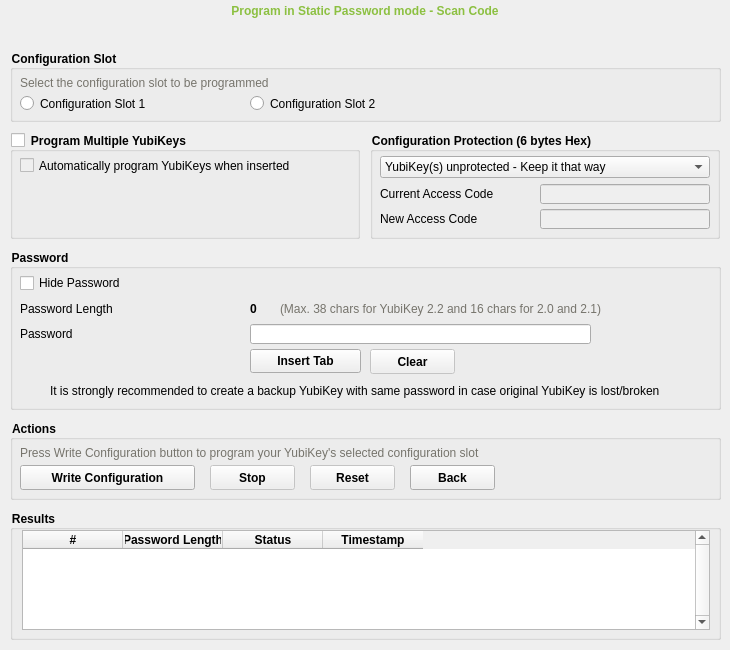
Yubico/yubikey-personalization-gui, file src/ui/staticpage.ui: the form before one commit.
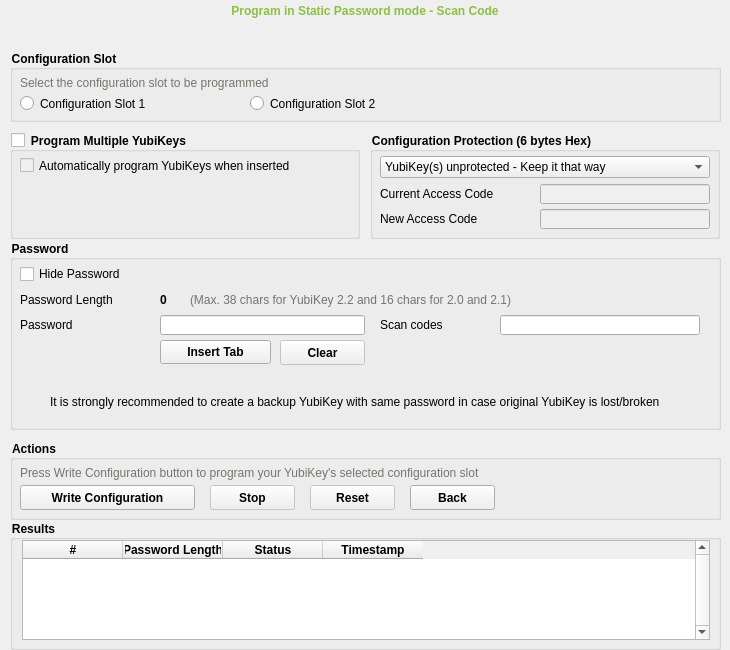
The form after the commit. Icons and pictures are not drawn. Custom widgets are drawn as their Qt base class.

Commit message:
add field for scan code input
allowing either direct input as scan codes
also showing the scancodes that will be programmed for standard text

What changed in the file:
```diff
--- a/src/ui/staticpage.ui
+++ b/src/ui/staticpage.ui
@@ -301,9 +301,9 @@
     <property name="geometry">
      <rect>
       <x>10</x>
-      <y>249</y>
+      <y>240</y>
       <width>711</width>
-      <height>161</height>
+      <height>190</height>
      </rect>
     </property>
     <property name="styleSheet">
@@ -367,9 +367,9 @@
      </property>
      <property name="geometry">
       <rect>
-       <x>240</x>
+       <x>150</x>
        <y>75</y>
-       <width>341</width>
+       <width>205</width>
        <height>20</height>
       </rect>
      </property>
@@ -403,7 +403,7 @@
       <rect>
        <x>10</x>
        <y>50</y>
-       <width>221</width>
+       <width>110</width>
        <height>20</height>
       </rect>
      </property>
@@ -419,7 +419,7 @@
       <rect>
        <x>10</x>
        <y>75</y>
-       <width>221</width>
+       <width>110</width>
        <height>20</height>
       </rect>
      </property>
@@ -434,7 +434,7 @@
      <property name="geometry">
       <rect>
        <x>40</x>
-       <y>126</y>
+       <y>146</y>
        <width>661</width>
        <height>31</height>
       </rect>
@@ -453,7 +453,7 @@
     <widget class="QLabel" name="quickStaticLenDescLbl">
      <property name="geometry">
       <rect>
-       <x>270</x>
+       <x>180</x>
        <y>50</y>
        <width>431</width>
        <height>20</height>
@@ -471,7 +471,7 @@
      <property name="geometry">
       <rect>
        <x>10</x>
-       <y>130</y>
+       <y>150</y>
        <width>24</width>
        <height>24</height>
       </rect>
@@ -512,7 +512,7 @@
     <widget class="QPushButton" name="quickInsertTabBtn">
      <property name="geometry">
       <rect>
-       <x>240</x>
+       <x>150</x>
        <y>100</y>
        <width>111</width>
        <height>24</height>
@@ -541,7 +541,7 @@
     <widget class="QLabel" name="quickStaticLenTxt">
      <property name="geometry">
       <rect>
-       <x>240</x>
+       <x>150</x>
        <y>50</y>
        <width>31</width>
        <height>20</height>
@@ -560,7 +560,7 @@
      </property>
      <property name="geometry">
       <rect>
-       <x>360</x>
+       <x>270</x>
        <y>100</y>
        <width>85</width>
        <height>25</height>
@@ -605,12 +605,38 @@
       <bool>false</bool>
      </property>
     </widget>
+    <widget class="QLabel" name="quickStaticLbl_2">
+     <property name="geometry">
+      <rect>
+       <x>370</x>
+       <y>75</y>
+       <width>110</width>
+       <height>20</height>
+      </rect>
+     </property>
+     <property name="styleSheet">
+      <string notr="true">font-weight:normal;</string>
+     </property>
+     <property name="text">
+      <string>Scan codes</string>
+     </property>
+    </widget>
+    <widget class="QLineEdit" name="quickScanCodesTxt">
+     <property name="geometry">
+      <rect>
+       <x>490</x>
+       <y>75</y>
+       <width>200</width>
+       <height>20</height>
+      </rect>
+     </property>
+    </widget>
    </widget>
    <widget class="QGroupBox" name="quickActionsBox">
     <property name="geometry">
      <rect>
       <x>10</x>
-      <y>420</y>
+      <y>440</y>
       <width>711</width>
       <height>80</height>
      </rect>
@@ -994,7 +1020,7 @@
     <property name="geometry">
      <rect>
       <x>10</x>
-      <y>510</y>
+      <y>520</y>
       <width>711</width>
       <height>130</height>
      </rect>
```
The commit also changes 2 other files.
